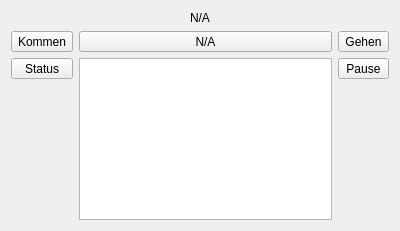
The window that src/XATime/ui/TerminalView.ui (bsimpson888/xatime) describes before a commit, drawn with Qt 5.
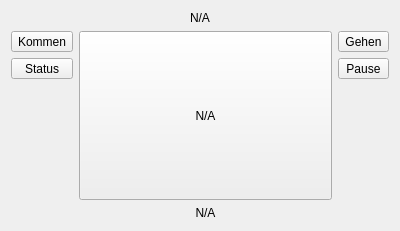
The same window after the commit. Icons and pictures are not drawn.

Commit message: Buttons setzen nun mode

```diff
--- a/src/XATime/ui/TerminalView.ui
+++ b/src/XATime/ui/TerminalView.ui
@@ -107,7 +107,14 @@
         </widget>
        </item>
        <item>
-        <widget class="QTextEdit" name="teDaten"/>
+        <widget class="QLabel" name="labelDaten">
+         <property name="text">
+          <string>N/A</string>
+         </property>
+         <property name="alignment">
+          <set>Qt::AlignCenter</set>
+         </property>
+        </widget>
        </item>
       </layout>
      </item>
```
The commit also changes 5 other files.
